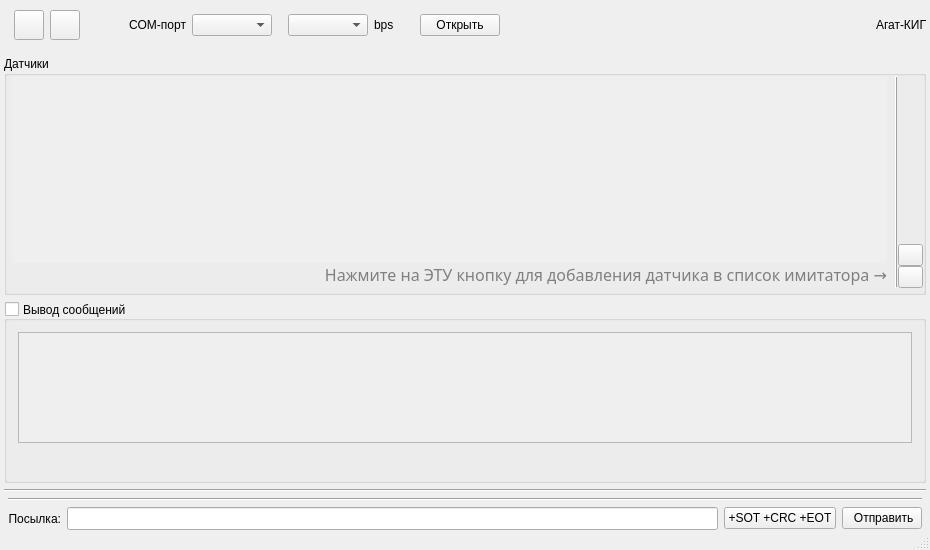
Before: the Qt Designer form mainwindow.ui in Kompot11181/AgatImitator, drawn with Qt 5.
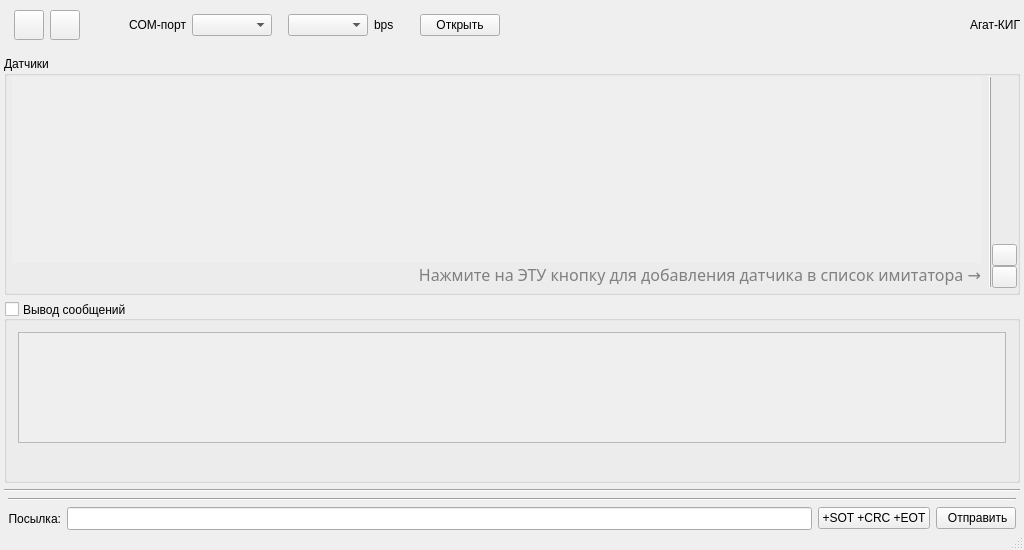
After: the same form once the commit is applied. Icons and pictures are not drawn.

What changed in the file:
```diff
--- a/mainwindow.ui
+++ b/mainwindow.ui
@@ -6,7 +6,7 @@
    <rect>
     <x>0</x>
     <y>0</y>
-    <width>930</width>
+    <width>1024</width>
     <height>550</height>
    </rect>
   </property>
@@ -338,7 +338,7 @@
                <rect>
                 <x>0</x>
                 <y>0</y>
-                <width>874</width>
+                <width>968</width>
                 <height>189</height>
                </rect>
               </property>
```
Left out of the diff: 4 changed lines with no effect on the pictures.
